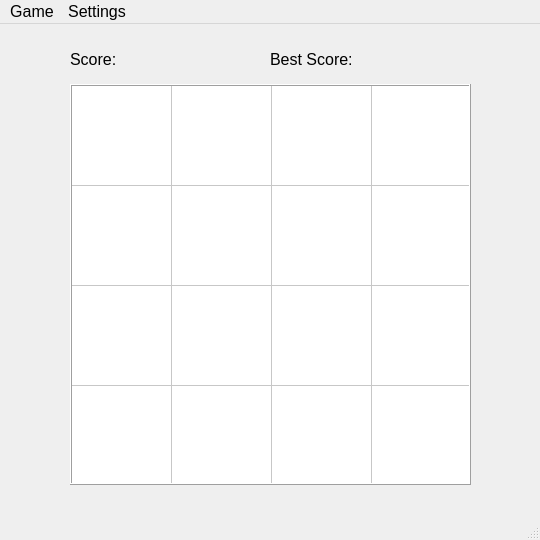
First picture: the form in Ui/MainWindow.ui, repository dragon-archer/2048, before the edit.
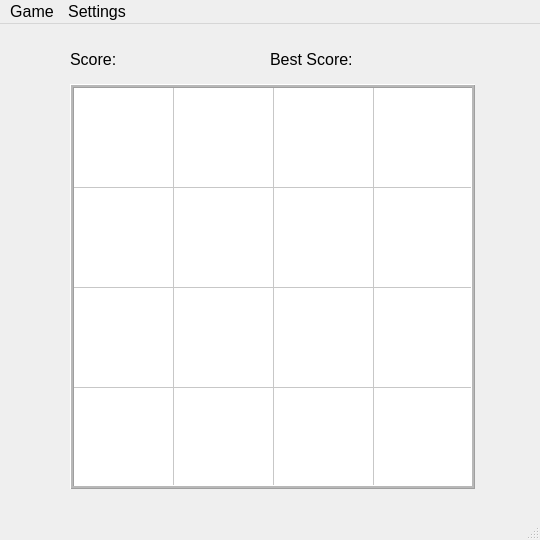
Second picture: the form after the edit.

```diff
--- a/Ui/MainWindow.ui
+++ b/Ui/MainWindow.ui
@@ -24,16 +24,26 @@
      <rect>
       <x>70</x>
       <y>60</y>
-      <width>401</width>
-      <height>401</height>
+      <width>405</width>
+      <height>405</height>
      </rect>
     </property>
+    <property name="font">
+     <font>
+      <family>Cascadia Code</family>
+      <pointsize>30</pointsize>
+      <bold>true</bold>
+     </font>
+    </property>
     <property name="frameShape">
      <enum>QFrame::Box</enum>
     </property>
     <property name="frameShadow">
      <enum>QFrame::Raised</enum>
     </property>
+    <property name="midLineWidth">
+     <number>2</number>
+    </property>
     <property name="verticalScrollBarPolicy">
      <enum>Qt::ScrollBarAlwaysOff</enum>
     </property>
```
Left out of the diff: 6 changed lines with no effect on the pictures.
